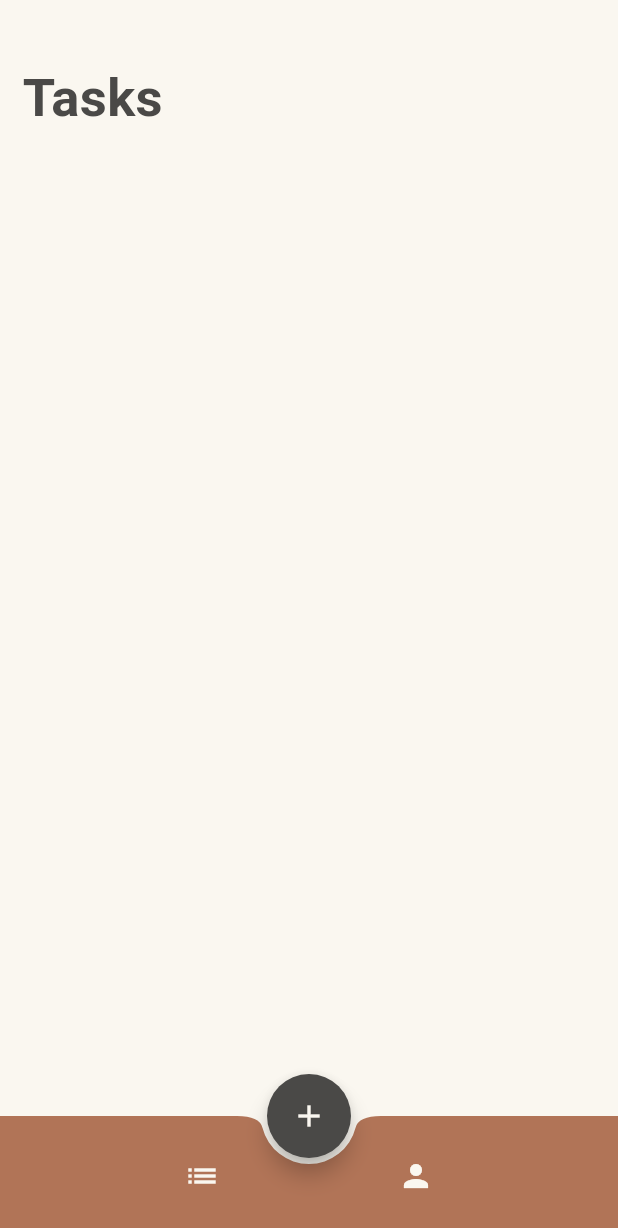
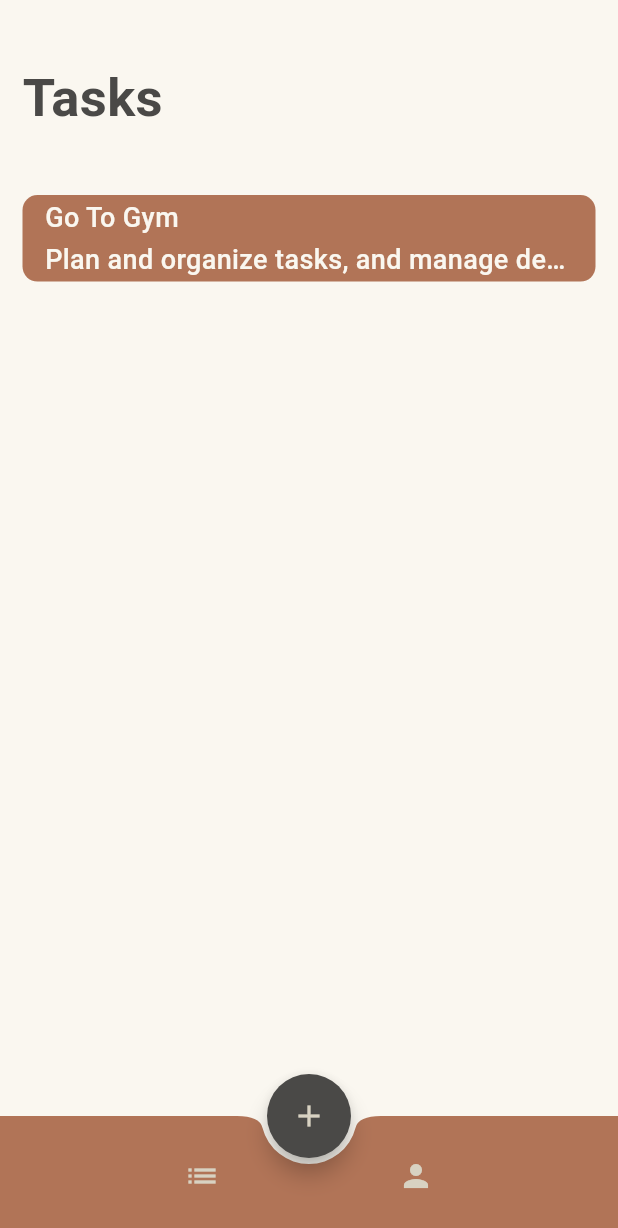
Before and after one commit to soufiyanelmansouri/todo_app, a Flutter app: the screen it shows after launch, on a phone screen of 412 x 824 dp. Shown: the top 1228 px of the screen. Run offline on Flutter 3.47's test engine with Material 3 defaults, Android fonts, the phone set to English and light mode, and no system bars.

Commit message:
Add static list of tasks in UI, functionality to be made dynamic in future updates

```diff
--- a/lib/utils/constants.dart
+++ b/lib/utils/constants.dart
@@ -1,25 +1,73 @@
 import 'package:flutter/material.dart';
 
 class TextStyles {
-  static TextStyle boldStyle = const TextStyle(
-    color: ColorStyles.darkBrown,
+  // Large bold text for headers
+  static const TextStyle headerBold = TextStyle(
+    color: ColorStyles.charcoalBrown,
     fontWeight: FontWeight.w700,
     fontSize: 35,
   );
-  static const TextStyle semiBold = TextStyle(
-    color: ColorStyles.darkBrown,
-    fontWeight: FontWeight.w400, // Semi-bold
+
+  // Semi-bold text for subheaders
+  static const TextStyle subheaderSemiBold = TextStyle(
+    color: ColorStyles.charcoalBrown,
+    fontWeight: FontWeight.w600, // Semi-bold
+    fontSize: 28,
   );
 
-  static const TextStyle normal = TextStyle(
-    color: ColorStyles.darkBrown,
-    fontWeight: FontWeight.normal,
+  // Medium weight text for body
+  static const TextStyle bodyMedium = TextStyle(
+    color: ColorStyles.cream,
+    fontWeight: FontWeight.w500, // Medium weight
+    fontSize: 18,
+  );
+
+  // Regular text for body content
+  static const TextStyle bodyRegular = TextStyle(
+    color: ColorStyles.softBeige,
+    fontWeight: FontWeight.w400, // Normal weight
+    fontSize: 16,
+  );
+
+  // Italic style for emphasis
+  static const TextStyle italicText = TextStyle(
+    color: ColorStyles.charcoalBrown,
+    fontStyle: FontStyle.italic,
+    fontWeight: FontWeight.w400,
+    fontSize: 18,
+  );
+
+  // Light weight text for captions
+  static const TextStyle captionLight = TextStyle(
+    color: ColorStyles.softBeige,
+    fontWeight: FontWeight.w300, // Light weight
+    fontSize: 14,
+  );
+
+  // Bold uppercase text for buttons
+  static const TextStyle buttonBold = TextStyle(
+    color: ColorStyles.charcoalBrown,
+    fontWeight: FontWeight.w700,
+    fontSize: 16,
+    letterSpacing: 1.5, // Slight letter spacing for buttons
+  );
+
+  // Small italic caption text
+  static const TextStyle smallItalicCaption = TextStyle(
+    color: ColorStyles.softBeige,
+    fontStyle: FontStyle.italic,
+    fontWeight: FontWeight.w300,
+    fontSize: 12,
   );
 }
 
 class ColorStyles {
-  static const Color lightBrown = Color.fromARGB(255, 250, 247, 240);
-  static const Color geryBrown = Color.fromARGB(255, 216, 210, 194);
-  static const Color brown = Color.fromARGB(255, 177, 116, 87);
-  static const Color darkBrown = Color.fromARGB(255, 74, 73, 71);
+  static const Color cream =
+      Color(0xFFFAF7F0); // #FAF7F0 - Light, warm cream color
+  static const Color softBeige =
+      Color(0xFFD8D2C2); // #D8D2C2 - Soft beige with greyish tint
+  static const Color warmTerracotta =
+      Color(0xFFB17457); // #B17457 - Warm brownish-orange terracotta
+  static const Color charcoalBrown =
+      Color(0xFF4A4947); // #4A4947 - Dark, muted brown with greyish tone
 }
--- a/lib/views/home_screen.dart
+++ b/lib/views/home_screen.dart
@@ -8,16 +8,56 @@ class HomeScreen extends StatelessWidget {
   @override
   Widget build(BuildContext context) {
     return Scaffold(
-      backgroundColor: ColorStyles.lightBrown,
+      backgroundColor: ColorStyles.cream,
       body: Column(
+        crossAxisAlignment: CrossAxisAlignment.start,
         children: [
-          Padding(
-            padding: const EdgeInsets.symmetric(horizontal: 15, vertical: 40),
+          const Padding(
+            padding: EdgeInsets.symmetric(horizontal: 15, vertical: 40),
             child: Text(
               "Tasks",
-              style: TextStyles.boldStyle,
+              style: TextStyles.headerBold,
             ),
           ),
+          Expanded(
+            child: ListView(
+              children: [
+                Padding(
+                  padding: const EdgeInsets.symmetric(horizontal: 15),
+                  child: Container(
+                    width: double.infinity,
+                    height: MediaQuery.of(context).size.height * 0.07,
+                    decoration: const BoxDecoration(
+                        color: ColorStyles.warmTerracotta,
+                        borderRadius: BorderRadius.all(Radius.circular(10))),
+                    child: const Column(
+                      crossAxisAlignment: CrossAxisAlignment.start,
+                      children: [
+                        Padding(
+                          padding:
+                              EdgeInsets.symmetric(horizontal: 15, vertical: 2),
+                          child: Text(
+                            "Go To Gym",
+                            style: TextStyles.bodyMedium,
+                          ),
+                        ),
+                        Padding(
+                          padding: EdgeInsets.symmetric(horizontal: 15),
+                          child: Text(
+                            "Plan and organize tasks, and manage deadlines efficiently with a simple to-do app.",
+                            style: TextStyles.bodyMedium,
+                            maxLines:
+                                1, // Adjust to the number of lines you want
+                            overflow: TextOverflow.ellipsis,
+                          ),
+                        ),
+                      ],
+                    ),
+                  ),
+                )
+              ],
+            ),
+          )
         ],
       ),
       floatingActionButtonLocation: FloatingActionButtonLocation.centerDocked,
@@ -25,11 +65,11 @@ class HomeScreen extends StatelessWidget {
       floatingActionButton: FloatingActionButton(
         shape: const CircleBorder(),
         onPressed: () {},
-        backgroundColor: ColorStyles.darkBrown,
-        child: const Icon(Icons.add, color: ColorStyles.lightBrown),
+        backgroundColor: ColorStyles.charcoalBrown,
+        child: const Icon(Icons.add, color: ColorStyles.softBeige),
       ),
       bottomNavigationBar: BottomAppBar(
-        color: ColorStyles.brown,
+        color: ColorStyles.warmTerracotta,
         shape: const CircularNotchedRectangle(),
         child: Row(
           mainAxisAlignment: MainAxisAlignment.spaceEvenly,
@@ -38,13 +78,13 @@ class HomeScreen extends StatelessWidget {
                 onPressed: () {},
                 icon: const Icon(
                   Icons.list,
-                  color: ColorStyles.lightBrown,
+                  color: ColorStyles.softBeige,
                 )),
             IconButton(
                 onPressed: () {},
                 icon: const Icon(
                   Icons.person,
-                  color: ColorStyles.lightBrown,
+                  color: ColorStyles.softBeige,
                 )),
           ],
         ),
```
Also changed, not shown: 1 other file.
